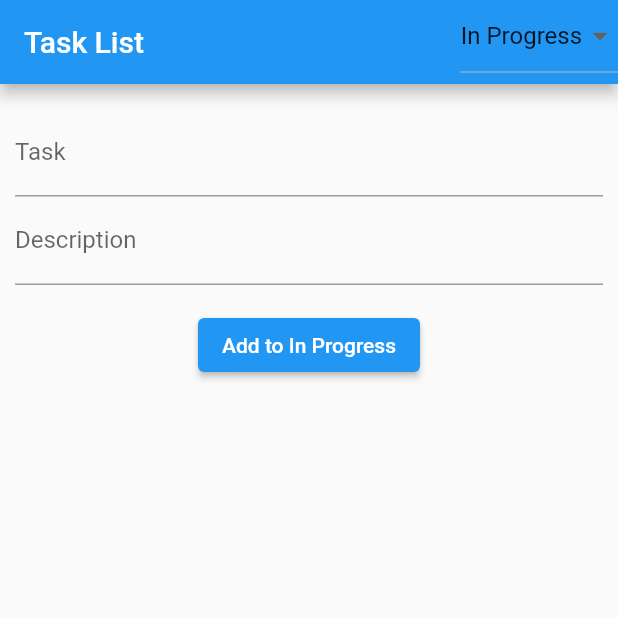
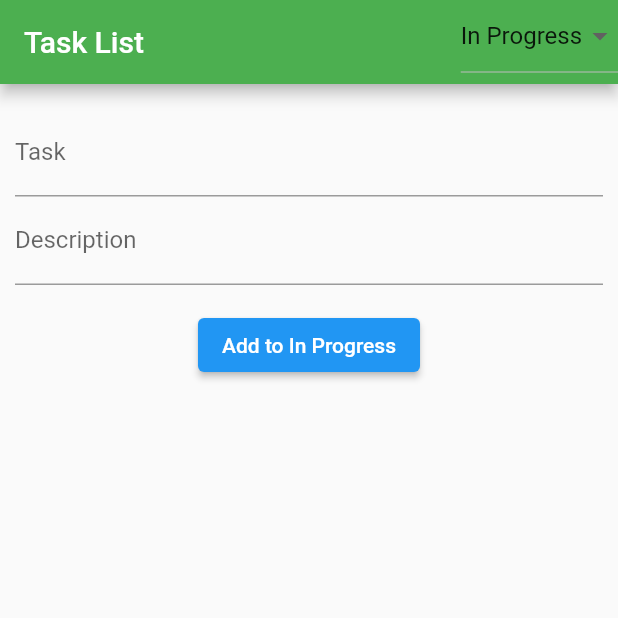
Before and after one commit to mrpolad/noteapp, a Flutter app: the screen it shows after launch, on a phone screen of 412 x 824 dp, the top half of it. Run offline on Flutter 3.47's test engine with Material 2 defaults, Android fonts, the phone set to English and light mode, and no system bars.

Commit message:
Please enter the commit message for your changes. Lines starting with '#' will be ignored, and an empty message aborts the commit.
On branch main
Your branch is up to date with 'origin/main'.

Changes to be committed:
	modified:   lib/pages/home_page.dart

```diff
--- a/lib/pages/home_page.dart
+++ b/lib/pages/home_page.dart
@@ -46,6 +46,7 @@ class _HomePageState extends State<HomePage> {
 
     return Scaffold(
       appBar: AppBar(
+        backgroundColor: Colors.green,
         title: const Text('Task List'),
         actions: [
           DropdownButton<String>(
@@ -55,13 +56,14 @@ class _HomePageState extends State<HomePage> {
                 selectedCategory = newValue!;
               });
             },
-            items: ["In Progress", "Done"]
-                .map<DropdownMenuItem<String>>((String value) {
-              return DropdownMenuItem<String>(
-                value: value,
-                child: Text(value),
-              );
-            }).toList(),
+            items: ["In Progress", "Done"].map<DropdownMenuItem<String>>(
+              (String value) {
+                return DropdownMenuItem<String>(
+                  value: value,
+                  child: Text(value),
+                );
+              },
+            ).toList(),
           ),
         ],
       ),
```
